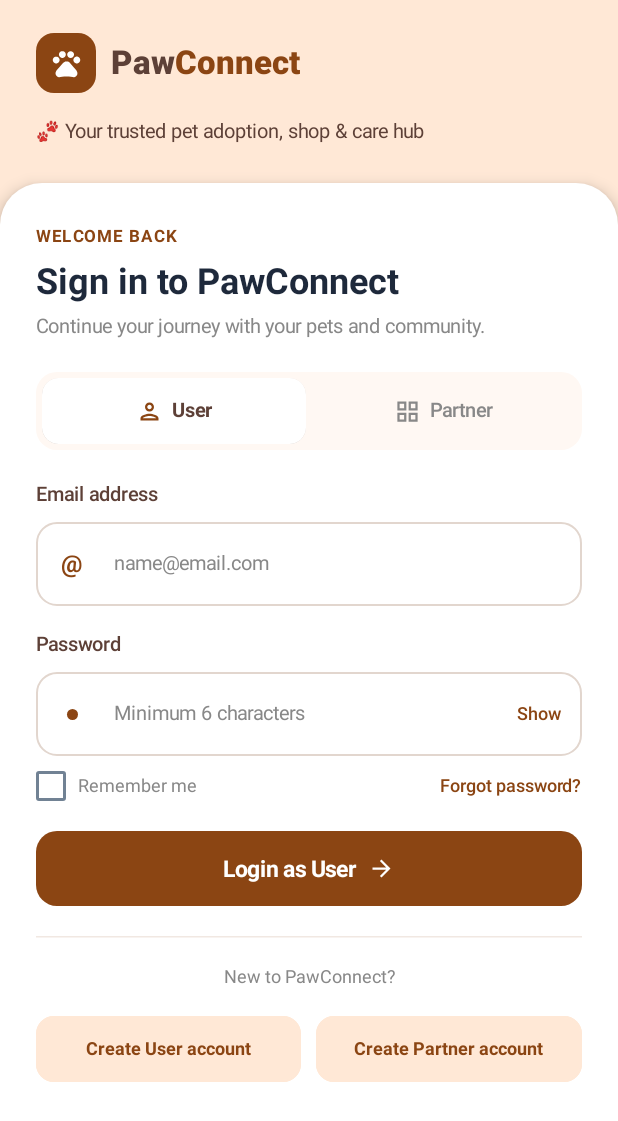
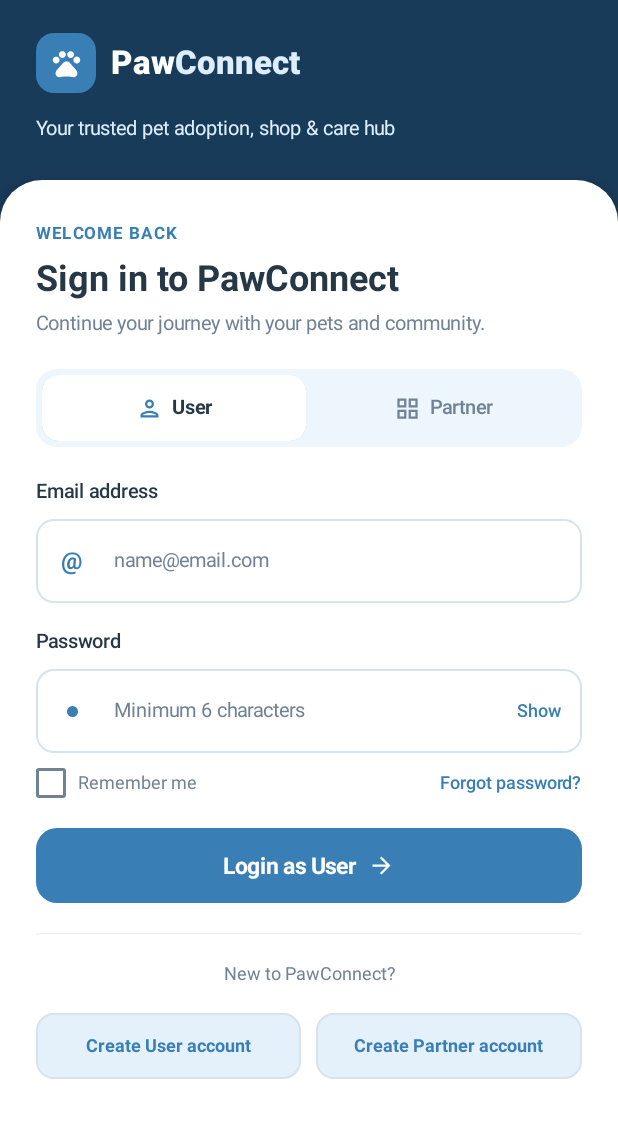
Before and after one commit to LawdyTachy07/PawConnect, an Android app built with Jetpack Compose: the screen it shows after launch (MainActivity), on a phone screen of 412 x 824 dp. Shown: the top 1121 px of the screen. Run offline under Robolectric (Android 15) with nearby library versions, the phone set to English and light mode, and no system bars.

Commit message:
change to blue color

```diff
--- a/app/src/main/java/com/example/pawconnect/UserManagement/ui/LoginScreen.kt
+++ b/app/src/main/java/com/example/pawconnect/UserManagement/ui/LoginScreen.kt
@@ -32,12 +32,7 @@ import androidx.compose.ui.unit.dp
 import androidx.compose.ui.unit.sp
 import com.example.pawconnect.UserManagement.data.UserProfile
 import com.example.pawconnect.UserManagement.logic.AuthViewModel
-
-private val WarmPeachBg = Color(0xFFFFE8D6)
-private val WarmBrownPrimary = Color(0xFF8B4513)
-private val WarmBrownDark = Color(0xFF5D4037)
-private val SoftCreamSurface = Color(0xFFFFF8F3)
-private val InputBorder = Color(0xFFE2D6CE)
+import com.example.pawconnect.ui.theme.PawConnectColors
 
 @Composable
 fun LoginScreen(
@@ -51,18 +46,19 @@ fun LoginScreen(
     var password by remember { mutableStateOf("") }
     var passwordVisible by remember { mutableStateOf(false) }
     var rememberMe by remember { mutableStateOf(false) }
+    var infoMessage by remember { mutableStateOf<String?>(null) }
 
     Box(
         modifier = Modifier
             .fillMaxSize()
-            .background(WarmPeachBg)
+            .background(PawConnectColors.HeaderBlue)
     ) {
         Column(
             modifier = Modifier
                 .fillMaxSize()
                 .statusBarsPadding()
         ) {
-            // Top Brand Header
+            // Top Navy Brand Header matching PawConnectTopAppBar
             Column(
                 modifier = Modifier
                     .fillMaxWidth()
@@ -72,13 +68,13 @@ fun LoginScreen(
                     Surface(
                         modifier = Modifier.size(40.dp),
                         shape = RoundedCornerShape(12.dp),
-                        color = WarmBrownPrimary
+                        color = PawConnectColors.PrimaryBlue
                     ) {
                         Box(contentAlignment = Alignment.Center) {
                             Icon(
                                 imageVector = Icons.Rounded.Pets,
                                 contentDescription = null,
-                                tint = Color.White,
+                                tint = PawConnectColors.White,
                                 modifier = Modifier.size(22.dp)
                             )
                         }
@@ -86,10 +82,10 @@ fun LoginScreen(
                     Spacer(modifier = Modifier.width(10.dp))
                     Text(
                         text = buildAnnotatedString {
-                            withStyle(SpanStyle(color = WarmBrownDark, fontWeight = FontWeight.ExtraBold)) {
+                            withStyle(SpanStyle(color = PawConnectColors.White, fontWeight = FontWeight.ExtraBold)) {
                                 append("Paw")
                             }
-                            withStyle(SpanStyle(color = WarmBrownPrimary, fontWeight = FontWeight.ExtraBold)) {
+                            withStyle(SpanStyle(color = PawConnectColors.SoftBlue, fontWeight = FontWeight.ExtraBold)) {
                                 append("Connect")
                             }
                         },
@@ -97,10 +93,10 @@ fun LoginScreen(
                     )
                 }
 
-                Spacer(modifier = Modifier.height(14.dp))
+                Spacer(modifier = Modifier.height(12.dp))
                 Text(
-                    text = "🐾 Your trusted pet adoption, shop & care hub",
-                    color = WarmBrownDark,
+                    text = "Your trusted pet adoption, shop & care hub",
+                    color = PawConnectColors.SoftBlue,
                     fontSize = 13.sp
                 )
             }
@@ -109,7 +105,7 @@ fun LoginScreen(
             Surface(
                 modifier = Modifier.fillMaxSize(),
                 shape = RoundedCornerShape(topStart = 28.dp, topEnd = 28.dp),
-                color = Color.White,
+                color = PawConnectColors.White,
                 shadowElevation = 6.dp
             ) {
                 Column(
@@ -120,7 +116,7 @@ fun LoginScreen(
                 ) {
                     Text(
                         text = "WELCOME BACK",
-                        color = WarmBrownPrimary,
+                        color = PawConnectColors.PrimaryBlue,
                         fontSize = 11.sp,
                         fontWeight = FontWeight.Bold,
                         letterSpacing = 1.2.sp
@@ -128,14 +124,14 @@ fun LoginScreen(
                     Spacer(modifier = Modifier.height(4.dp))
                     Text(
                         text = "Sign in to PawConnect",
-                        color = Color(0xFF1E293B),
+                        color = PawConnectColors.TextPrimary,
                         fontSize = 24.sp,
                         fontWeight = FontWeight.Bold
                     )
                     Spacer(modifier = Modifier.height(4.dp))
                     Text(
                         text = "Continue your journey with your pets and community.",
-                        color = Color.Gray,
+                        color = PawConnectColors.TextSecondary,
                         fontSize = 13.sp
                     )
 
@@ -145,7 +141,7 @@ fun LoginScreen(
                     Surface(
                         modifier = Modifier.fillMaxWidth(),
                         shape = RoundedCornerShape(14.dp),
-                        color = SoftCreamSurface
+                        color = PawConnectColors.LightBlue
                     ) {
                         Row(
                             modifier = Modifier.padding(4.dp),
@@ -170,23 +166,24 @@ fun LoginScreen(
 
                     Spacer(modifier = Modifier.height(18.dp))
 
-                    Text("Email address", fontSize = 13.sp, fontWeight = FontWeight.SemiBold, color = WarmBrownDark)
+                    Text("Email address", fontSize = 13.sp, fontWeight = FontWeight.SemiBold, color = PawConnectColors.TextPrimary)
                     Spacer(modifier = Modifier.height(6.dp))
                     OutlinedTextField(
                         value = email,
                         onValueChange = {
                             email = it
                             authViewModel.clearMessages()
+                            infoMessage = null
                         },
-                        placeholder = { Text("name@email.com", fontSize = 13.sp, color = Color.Gray) },
+                        placeholder = { Text("name@email.com", fontSize = 13.sp, color = PawConnectColors.TextSecondary) },
                         leadingIcon = {
-                            Text("@", color = WarmBrownPrimary, fontWeight = FontWeight.Bold, fontSize = 16.sp)
+                            Text("@", color = PawConnectColors.PrimaryBlue, fontWeight = FontWeight.Bold, fontSize = 16.sp)
                         },
                         singleLine = true,
-                        shape = RoundedCornerShape(14.dp),
+                        shape = RoundedCornerShape(12.dp),
                         colors = OutlinedTextFieldDefaults.colors(
-                            unfocusedBorderColor = InputBorder,
-                            focusedBorderColor = WarmBrownPrimary
+                            unfocusedBorderColor = PawConnectColors.Border,
+                            focusedBorderColor = PawConnectColors.PrimaryBlue
                         ),
                         keyboardOptions = KeyboardOptions(keyboardType = KeyboardType.Email),
                         modifier = Modifier.fillMaxWidth()
@@ -194,37 +191,38 @@ fun LoginScreen(
 
                     Spacer(modifier = Modifier.height(14.dp))
 
-                    Text("Password", fontSize = 13.sp, fontWeight = FontWeight.SemiBold, color = WarmBrownDark)
+                    Text("Password", fontSize = 13.sp, fontWeight = FontWeight.SemiBold, color = PawConnectColors.TextPrimary)
                     Spacer(modifier = Modifier.height(6.dp))
                     OutlinedTextField(
                         value = password,
                         onValueChange = {
                             password = it
                             authViewModel.clearMessages()
+                            infoMessage = null
                         },
-                        placeholder = { Text("Minimum 6 characters", fontSize = 13.sp, color = Color.Gray) },
+                        placeholder = { Text("Minimum 6 characters", fontSize = 13.sp, color = PawConnectColors.TextSecondary) },
                         leadingIcon = {
                             Box(
                                 modifier = Modifier
                                     .size(7.dp)
-                                    .background(WarmBrownPrimary, CircleShape)
+                                    .background(PawConnectColors.PrimaryBlue, CircleShape)
                             )
                         },
                         trailingIcon = {
                             TextButton(onClick = { passwordVisible = !passwordVisible }) {
                                 Text(
                                     text = if (passwordVisible) "Hide" else "Show",
-                                    color = WarmBrownPrimary,
+                                    color = PawConnectColors.PrimaryBlue,
                                     fontSize = 12.sp,
                                     fontWeight = FontWeight.SemiBold
                                 )
                             }
                         },
                         singleLine = true,
-                        shape = RoundedCornerShape(14.dp),
+                        shape = RoundedCornerShape(12.dp),
                         colors = OutlinedTextFieldDefaults.colors(
-                            unfocusedBorderColor = InputBorder,
-                            focusedBorderColor = WarmBrownPrimary
+                            unfocusedBorderColor = PawConnectColors.Border,
+                            focusedBorderColor = PawConnectColors.PrimaryBlue
                         ),
                         visualTransformation = if (passwordVisible) VisualTransformation.None else PasswordVisualTransformation(),
                         keyboardOptions = KeyboardOptions(keyboardType = KeyboardType.Password),
@@ -245,23 +243,31 @@ fun LoginScreen(
                             Checkbox(
                                 checked = rememberMe,
                                 onCheckedChange = { rememberMe = it },
-                                colors = CheckboxDefaults.colors(checkedColor = WarmBrownPrimary),
+                                colors = CheckboxDefaults.colors(checkedColor = PawConnectColors.PrimaryBlue),
                                 modifier = Modifier.size(20.dp)
                             )
                             Spacer(modifier = Modifier.width(8.dp))
-                            Text("Remember me", color = Color.Gray, fontSize = 12.sp)
+                            Text("Remember me", color = PawConnectColors.TextSecondary, fontSize = 12.sp)
                         }
                         Text(
                             text = "Forgot password?",
-                            color = WarmBrownPrimary,
+                            color = PawConnectColors.PrimaryBlue,
                             fontSize = 12.sp,
-                            fontWeight = FontWeight.SemiBold
+                            fontWeight = FontWeight.SemiBold,
+                            modifier = Modifier.clickable {
+                                infoMessage = "Password reset link can be sent to your registered email."
+                            }
                         )
                     }
 
                     uiState.errorMessage?.let { error ->
                         Spacer(modifier = Modifier.height(10.dp))
-                        Text(text = error, color = MaterialTheme.colorScheme.error, fontSize = 12.sp)
+                        Text(text = error, color = PawConnectColors.Error, fontSize = 12.sp)
+                    }
+
+                    infoMessage?.let { info ->
+                        Spacer(modifier = Modifier.height(10.dp))
+                        Text(text = info, color = PawConnectColors.PrimaryBlue, fontSize = 12.sp)
                     }
 
                     Spacer(modifier = Modifier.height(18.dp))
@@ -270,7 +276,7 @@ fun LoginScreen(
                         onClick = { authViewModel.login(email, password, onLoginSuccess) },
                         enabled = !uiState.isLoading,
                         shape = RoundedCornerShape(14.dp),
-                        colors = ButtonDefaults.buttonColors(containerColor = WarmBrownPrimary),
+                        colors = ButtonDefaults.buttonColors(containerColor = PawConnectColors.ButtonBlue),
                         modifier = Modifier
                             .fillMaxWidth()
                             .height(50.dp)
@@ -278,7 +284,7 @@ fun LoginScreen(
                         if (uiState.isLoading) {
                             CircularProgressIndicator(
                                 modifier = Modifier.size(22.dp),
-                                color = Color.White,
+                                color = PawConnectColors.White,
                                 strokeWidth = 2.dp
                             )
                         } else {
@@ -286,25 +292,25 @@ fun LoginScreen(
                                 text = if (selectedRole == "user") "Login as User" else "Login as Partner",
                                 fontSize = 15.sp,
                                 fontWeight = FontWeight.Bold,
-                                color = Color.White
+                                color = PawConnectColors.White
                             )
                             Spacer(modifier = Modifier.width(8.dp))
                             Icon(
                                 imageVector = Icons.AutoMirrored.Filled.ArrowForward,
                                 contentDescription = null,
-                                tint = Color.White,
+                                tint = PawConnectColors.White,
                                 modifier = Modifier.size(18.dp)
                             )
                         }
                     }
 
                     Spacer(modifier = Modifier.height(20.dp))
-                    HorizontalDivider(color = Color(0xFFF1E8E2))
+                    HorizontalDivider(color = PawConnectColors.Border.copy(alpha = 0.5f))
                     Spacer(modifier = Modifier.height(14.dp))
 
                     Text(
                         text = "New to PawConnect?",
-                        color = Color.Gray,
+                        color = PawConnectColors.TextSecondary,
                         fontSize = 12.sp,
                         textAlign = TextAlign.Center,
                         modifier = Modifier.fillMaxWidth()
@@ -322,10 +328,10 @@ fun LoginScreen(
                                 onNavigateToRegister("user")
                             },
                             shape = RoundedCornerShape(12.dp),
-                            border = BorderStroke(1.dp, WarmPeachBg),
+                            border = BorderStroke(1.dp, PawConnectColors.Border),
                             colors = ButtonDefaults.outlinedButtonColors(
-                                containerColor = WarmPeachBg,
-                                contentColor = WarmBrownPrimary
+                                containerColor = PawConnectColors.ChipBlue,
+                                contentColor = PawConnectColors.PrimaryBlue
                             ),
                             contentPadding = PaddingValues(horizontal = 8.dp, vertical = 12.dp),
                             modifier = Modifier.weight(1f)
@@ -339,10 +345,10 @@ fun LoginScreen(
                                 onNavigateToRegister("business")
                             },
                             shape = RoundedCornerShape(12.dp),
-                            border = BorderStroke(1.dp, WarmPeachBg),
+                            border = BorderStroke(1.dp, PawConnectColors.Border),
                             colors = ButtonDefaults.outlinedButtonColors(
-                                containerColor = WarmPeachBg,
-                                contentColor = WarmBrownPrimary
+                                containerColor = PawConnectColors.ChipBlue,
+                                contentColor = PawConnectColors.PrimaryBlue
                             ),
                             contentPadding = PaddingValues(horizontal = 8.dp, vertical = 12.dp),
                             modifier = Modifier.weight(1f)
@@ -369,7 +375,7 @@ private fun RolePill(
             .clip(RoundedCornerShape(11.dp))
             .clickable { onClick() },
         shape = RoundedCornerShape(11.dp),
-        color = if (selected) Color.White else Color.Transparent,
+        color = if (selected) PawConnectColors.White else Color.Transparent,
         shadowElevation = if (selected) 2.dp else 0.dp
     ) {
         Row(
@@ -380,13 +386,13 @@ private fun RolePill(
             Icon(
                 imageVector = icon,
                 contentDescription = null,
-                tint = if (selected) WarmBrownPrimary else Color.Gray,
+                tint = if (selected) PawConnectColors.PrimaryBlue else PawConnectColors.TextSecondary,
                 modifier = Modifier.size(18.dp)
             )
             Spacer(modifier = Modifier.width(6.dp))
             Text(
                 text = label,
-                color = if (selected) WarmBrownDark else Color.Gray,
+                color = if (selected) PawConnectColors.TextPrimary else PawConnectColors.TextSecondary,
                 fontSize = 13.sp,
                 fontWeight = if (selected) FontWeight.Bold else FontWeight.Medium
             )
```
Also changed, not shown: app/src/main/java/com/example/pawconnect/UserManagement/ui/ProfileScreen.kt (+80 -36 lines), app/src/main/java/com/example/pawconnect/UserManagement/ui/RegisterScreen.kt (+53 -58 lines).
